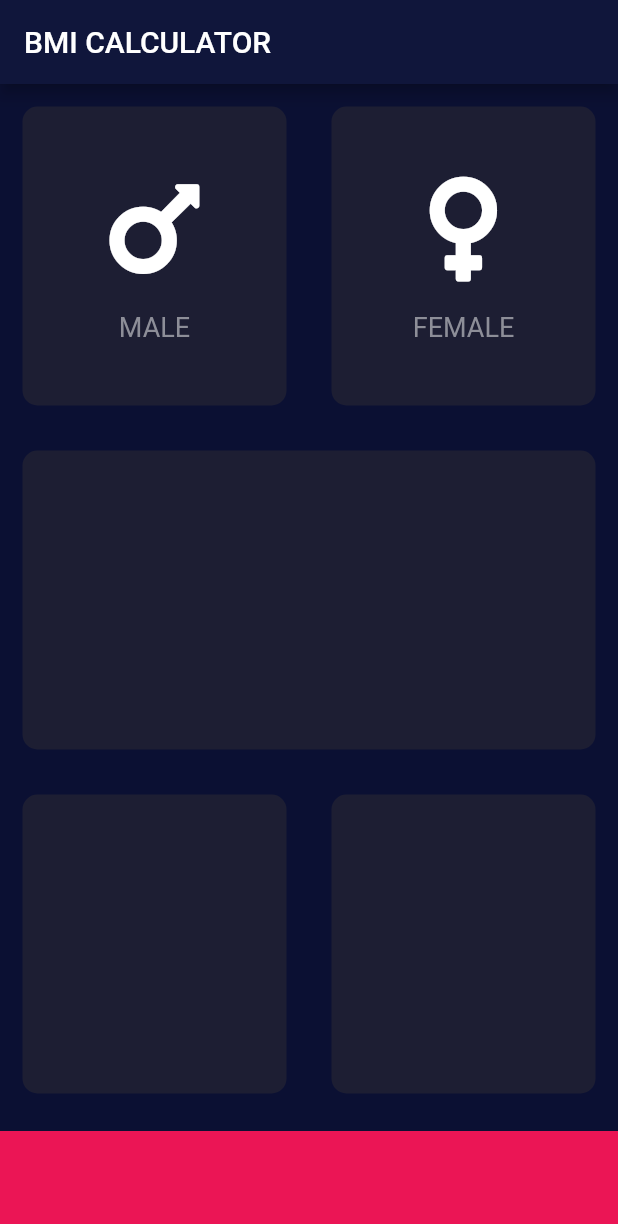
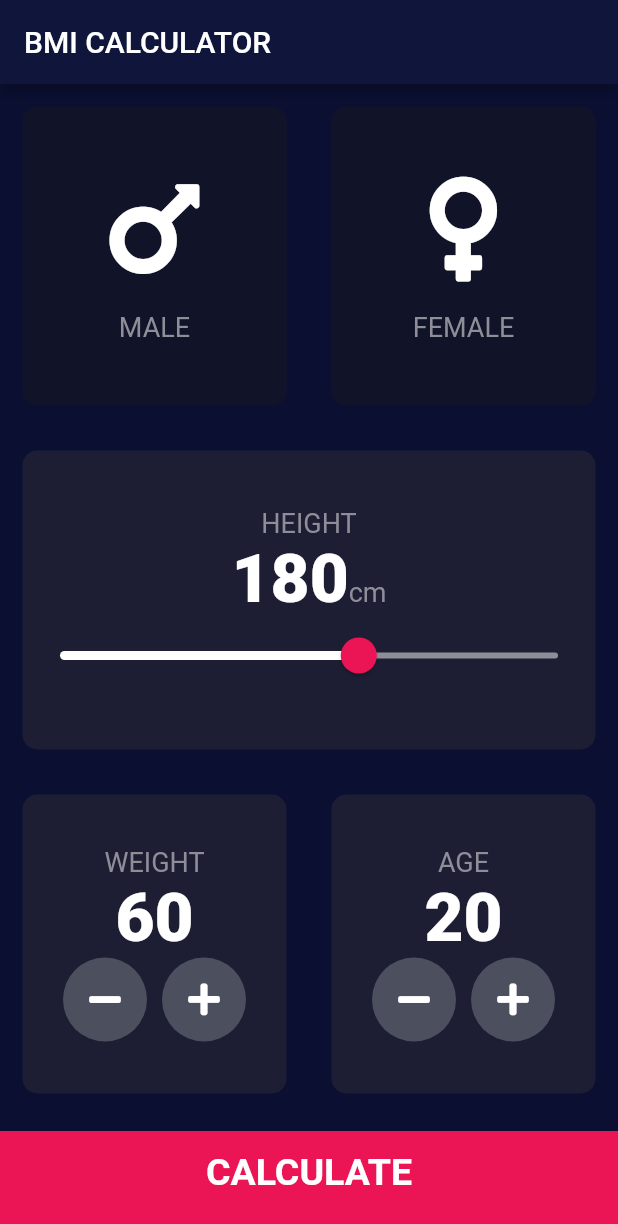
Before and after one commit to AdityaKarn/bmi-calculator-android, a Flutter app: the screen it shows after launch, on a phone screen of 412 x 824 dp. Shown: the top 1224 px of the screen. Run offline on Flutter 3.47's test engine with Material 2 defaults, Android fonts, the phone set to English and light mode, and no system bars; our stand-ins replace font_awesome_flutter.

Commit message:
proj complete

```diff
--- /dev/null
+++ b/lib/calculaor_brain.dart
@@ -0,0 +1,34 @@
+import 'dart:math';
+
+class CalculatorBrain {
+  CalculatorBrain({this.height, this.weight});
+
+  final int height;
+  final int weight;
+  double _bmi;
+
+  String calculateBMI() {
+    _bmi = weight / pow(height / 100, 2);
+    return _bmi.toStringAsFixed(1);
+  }
+
+  String getResult() {
+    if (_bmi > 25) {
+      return 'Overweight';
+    } else if (_bmi > 18.5) {
+      return 'Normal';
+    } else {
+      return 'Underweight';
+    }
+  }
+
+  String getInterpretation() {
+    if (_bmi > 25) {
+      return 'Higher than usual, you should exercise more';
+    } else if (_bmi > 18.5) {
+      return 'You have a normal body weight, good job!';
+    } else {
+      return 'Lower than normal, you should eat more';
+    }
+  }
+}
--- /dev/null
+++ b/lib/components/bottom_button.dart
@@ -0,0 +1,29 @@
+import 'package:flutter/material.dart';
+import 'package:bmi_calculator/constants.dart';
+
+class BottomButton extends StatelessWidget {
+  BottomButton({@required this.buttonTitle, @required this.onTap});
+
+  final Function onTap;
+  final String buttonTitle;
+
+  @override
+  Widget build(BuildContext context) {
+    return GestureDetector(
+      onTap: onTap,
+      child: Container(
+        child: Center(
+          child: Text(
+            buttonTitle,
+            style: kCalcButtonTextStyle,
+          ),
+        ),
+        color: kBottomContainerColor,
+        margin: EdgeInsets.only(top: 10),
+        padding: EdgeInsets.only(bottom: 15.0),
+        width: double.infinity,
+        height: kBottomContainerHeight,
+      ),
+    );
+  }
+}
--- a/lib/icon_content.dart
+++ b/lib/components/icon_content.dart
@@ -1,4 +1,5 @@
 import 'package:flutter/material.dart';
+import 'package:bmi_calculator/constants.dart';
 
 class UpperGenderWidget extends StatelessWidget {
   UpperGenderWidget({this.genderIcon, this.genderText});
@@ -19,10 +20,7 @@ class UpperGenderWidget extends StatelessWidget {
         ),
         Text(
           genderText,
-          style: TextStyle(
-            color: Color(0xFF8D8E98),
-            fontSize: 18,
-          ),
+          style: kLabelTextStyle,
         )
       ],
     );
--- /dev/null
+++ b/lib/components/reusable_card.dart
@@ -0,0 +1,24 @@
+import 'package:flutter/material.dart';
+
+class ReusableCard extends StatelessWidget {
+  ReusableCard({@required this.colour, this.cardChild, this.onPressed});
+
+  final Color colour;
+  final Widget cardChild;
+  final Function onPressed;
+
+  @override
+  Widget build(BuildContext context) {
+    return GestureDetector(
+      onTap: onPressed,
+      child: Container(
+        child: cardChild,
+        margin: EdgeInsets.all(15),
+        decoration: BoxDecoration(
+          color: colour,
+          borderRadius: BorderRadius.circular(10),
+        ),
+      ),
+    );
+  }
+}
--- /dev/null
+++ b/lib/components/round_icon.dart
@@ -0,0 +1,24 @@
+import 'package:flutter/material.dart';
+
+class RoundIconButton extends StatelessWidget {
+  RoundIconButton({@required this.icon, @required this.onPress});
+
+  final IconData icon;
+  final Function onPress;
+  @override
+  Widget build(BuildContext context) {
+    return RawMaterialButton(
+      child: Icon(icon),
+      onPressed: () {
+        onPress();
+      },
+      elevation: 0.0,
+      shape: CircleBorder(),
+      fillColor: Color(0xFF4C4F5E),
+      constraints: BoxConstraints.tightFor(
+        width: 56.0,
+        height: 56.0,
+      ),
+    );
+  }
+}
--- /dev/null
+++ b/lib/constants.dart
@@ -0,0 +1,41 @@
+import 'package:flutter/material.dart';
+
+const kBottomContainerHeight = 70.0;
+const kActiveCardColor = Color(0xFF1D1E33);
+const kInactiveCardColor = Color(0xFF111328);
+const kBottomContainerColor = Color(0xFFEB1555);
+
+const kLabelTextStyle = TextStyle(
+  color: Color(0xFF8D8E98),
+  fontSize: 18,
+);
+
+const kNumberTextStyle = TextStyle(
+  fontSize: 45.0,
+  fontWeight: FontWeight.w900,
+);
+
+const kCalcButtonTextStyle = TextStyle(
+  fontSize: 25.0,
+  fontWeight: FontWeight.bold,
+);
+
+const kResultTitleStyle = TextStyle(
+  fontSize: 50.0,
+  fontWeight: FontWeight.bold,
+);
+
+const kResultAttributeTextStyle = TextStyle(
+  fontSize: 22.0,
+  fontWeight: FontWeight.bold,
+  color: Color(0xFF24D876),
+);
+
+const kBMITextStyle = TextStyle(
+  fontWeight: FontWeight.bold,
+  fontSize: 100.0,
+);
+
+const kBodyTextStyle = TextStyle(
+  fontSize: 22,
+);
--- a/lib/input_page.dart
+++ /dev/null
@@ -1,77 +0,0 @@
-import 'package:flutter/material.dart';
-import 'package:font_awesome_flutter/font_awesome_flutter.dart';
-import 'icon_content.dart';
-import 'reusable_card.dart';
-
-const bottomContainerHeight = 70.0;
-const activeCardColor = Color(0xFF1D1E33);
-const bottomContainerColor = Color(0xFFEB1555);
-
-class InputPage extends StatefulWidget {
-  @override
-  _InputPageState createState() => _InputPageState();
-}
-
-class _InputPageState extends State<InputPage> {
-  @override
-  Widget build(BuildContext context) {
-    return Scaffold(
-      appBar: AppBar(
-        title: Text('BMI CALCULATOR'),
-      ),
-      body: Column(
-        children: <Widget>[
-          Expanded(
-            child: Row(
-              children: <Widget>[
-                Expanded(
-                  child: ReusableCard(
-                    colour: activeCardColor,
-                    cardChild: UpperGenderWidget(
-                      genderIcon: FontAwesomeIcons.mars,
-                      genderText: 'MALE',
-                    ),
-                  ),
-                ),
-                Expanded(
-                  child: ReusableCard(
-                    colour: activeCardColor,
-                    cardChild: UpperGenderWidget(
-                      genderIcon: FontAwesomeIcons.venus,
-                      genderText: 'FEMALE',
-                    ),
-                  ),
-                ),
-              ],
-            ),
-          ),
-          Expanded(
-            child: ReusableCard(colour: activeCardColor),
-          ),
-          Expanded(
-            child: Row(
-              children: <Widget>[
-                Expanded(
-                  child: ReusableCard(
-                    colour: activeCardColor,
-                  ),
-                ),
-                Expanded(
-                  child: ReusableCard(
-                    colour: activeCardColor,
-                  ),
-                ),
-              ],
-            ),
-          ),
-          Container(
-            color: bottomContainerColor,
-            margin: EdgeInsets.only(top: 10),
-            width: double.infinity,
-            height: bottomContainerHeight,
-          ),
-        ],
-      ),
-    );
-  }
-}
--- a/lib/main.dart
+++ b/lib/main.dart
@@ -1,5 +1,5 @@
 import 'package:flutter/material.dart';
-import 'input_page.dart';
+import 'package:bmi_calculator/screens/input_page.dart';
 
 void main() => runApp(BMICalculator());
 
--- a/lib/reusable_card.dart
+++ /dev/null
@@ -1,19 +0,0 @@
-import 'package:flutter/material.dart';
-
-class ReusableCard extends StatelessWidget {
-  ReusableCard({@required this.colour, this.cardChild});
-
-  final Color colour;
-  final Widget cardChild;
-  @override
-  Widget build(BuildContext context) {
-    return Container(
-      child: cardChild,
-      margin: EdgeInsets.all(15),
-      decoration: BoxDecoration(
-        color: colour,
-        borderRadius: BorderRadius.circular(10),
-      ),
-    );
-  }
-}
--- /dev/null
+++ b/lib/screens/input_page.dart
@@ -0,0 +1,235 @@
+import 'package:flutter/material.dart';
+import 'package:font_awesome_flutter/font_awesome_flutter.dart';
+import 'package:bmi_calculator/components/icon_content.dart';
+import 'package:bmi_calculator/components/reusable_card.dart';
+import 'package:bmi_calculator/constants.dart';
+import 'package:bmi_calculator/screens/results_page.dart';
+import 'package:bmi_calculator/components/bottom_button.dart';
+import 'package:bmi_calculator/components/round_icon.dart';
+import 'package:bmi_calculator/calculaor_brain.dart';
+
+enum Gender {
+  male,
+  female,
+}
+
+class InputPage extends StatefulWidget {
+  @override
+  _InputPageState createState() => _InputPageState();
+}
+
+class _InputPageState extends State<InputPage> {
+  Gender selectedGender;
+  int height = 180;
+  int weight = 60;
+  int age = 20;
+
+  @override
+  Widget build(BuildContext context) {
+    return Scaffold(
+      appBar: AppBar(
+        title: Text('BMI CALCULATOR'),
+      ),
+      body: Column(
+        crossAxisAlignment: CrossAxisAlignment.stretch,
+        children: <Widget>[
+          Expanded(
+            child: Row(
+              children: <Widget>[
+                Expanded(
+                  child: ReusableCard(
+                    onPressed: () {
+                      setState(() {
+                        selectedGender = Gender.male;
+                      });
+                    },
+                    colour: (selectedGender == Gender.male)
+                        ? kActiveCardColor
+                        : kInactiveCardColor,
+                    cardChild: UpperGenderWidget(
+                      genderIcon: FontAwesomeIcons.mars,
+                      genderText: 'MALE',
+                    ),
+                  ),
+                ),
+                Expanded(
+                  child: ReusableCard(
+                    onPressed: () {
+                      setState(() {
+                        selectedGender = Gender.female;
+                      });
+                    },
+                    colour: (selectedGender == Gender.female)
+                        ? kActiveCardColor
+                        : kInactiveCardColor,
+                    cardChild: UpperGenderWidget(
+                      genderIcon: FontAwesomeIcons.venus,
+                      genderText: 'FEMALE',
+                    ),
+                  ),
+                ),
+              ],
+            ),
+          ),
+          Expanded(
+            child: ReusableCard(
+              colour: kActiveCardColor,
+              cardChild: Column(
+                mainAxisAlignment: MainAxisAlignment.center,
+                children: <Widget>[
+                  Text(
+                    'HEIGHT',
+                    style: kLabelTextStyle,
+                  ),
+                  Row(
+                    mainAxisAlignment: MainAxisAlignment.center,
+                    crossAxisAlignment: CrossAxisAlignment.baseline,
+                    textBaseline: TextBaseline.alphabetic,
+                    children: <Widget>[
+                      Text(
+                        height.toString(),
+                        style: kNumberTextStyle,
+                      ),
+                      Text(
+                        'cm',
+                        style: kLabelTextStyle,
+                      ),
+                    ],
+                  ),
+                  SliderTheme(
+                    data: SliderTheme.of(context).copyWith(
+                      inactiveTrackColor: Color(0xFF8D8E98),
+                      activeTrackColor: Colors.white,
+                      thumbColor: Color(0xFFEB1555),
+                      overlayColor: Color(0x29EB1555),
+                      thumbShape:
+                          RoundSliderThumbShape(enabledThumbRadius: 12.0),
+                      overlayShape:
+                          RoundSliderOverlayShape(overlayRadius: 25.0),
+                    ),
+                    child: Slider(
+                      value: height.toDouble(),
+                      min: 120.0,
+                      max: 220.0,
+                      onChanged: (double newValue) {
+                        setState(() {
+                          height = newValue.round();
+                        });
+                      },
+                    ),
+                  )
+                ],
+              ),
+            ),
+          ),
+          Expanded(
+            child: Row(
+              children: <Widget>[
+                Expanded(
+                  child: ReusableCard(
+                    colour: kActiveCardColor,
+                    cardChild: Column(
+                      mainAxisAlignment: MainAxisAlignment.center,
+                      children: <Widget>[
+                        Text(
+                          'WEIGHT',
+                          style: kLabelTextStyle,
+                        ),
+                        Text(
+                          weight.toString(),
+                          style: kNumberTextStyle,
+                        ),
+                        Row(
+                          mainAxisAlignment: MainAxisAlignment.center,
+                          children: <Widget>[
+                            RoundIconButton(
+                              icon: FontAwesomeIcons.minus,
+                              onPress: () {
+                                setState(() {
+                                  weight--;
+                                });
+                              },
+                            ),
+                            SizedBox(
+                              width: 10.0,
+                            ),
+                            RoundIconButton(
+                              icon: FontAwesomeIcons.plus,
+                              onPress: () {
+                                setState(() {
+                                  weight++;
+                                });
+                              },
+                            ),
+                          ],
+                        )
+                      ],
+                    ),
+                  ),
+                ),
+                Expanded(
+                  child: ReusableCard(
+                    cardChild: Column(
+                      mainAxisAlignment: MainAxisAlignment.center,
+                      children: <Widget>[
+                        Text(
+                          'AGE',
+                          style: kLabelTextStyle,
+                        ),
+                        Text(
+                          age.toString(),
+                          style: kNumberTextStyle,
+                        ),
+                        Row(
+                          mainAxisAlignment: MainAxisAlignment.center,
+                          children: <Widget>[
+                            RoundIconButton(
+                              icon: FontAwesomeIcons.minus,
+                              onPress: () {
+                                setState(() {
+                                  age--;
+                                });
+                              },
+                            ),
+                            SizedBox(
+                              width: 10.0,
+                            ),
+                            RoundIconButton(
+                              icon: FontAwesomeIcons.plus,
+                              onPress: () {
+                                setState(() {
+                                  age++;
+                                });
+                              },
+                            ),
+                          ],
+                        )
+                      ],
+                    ),
+                    colour: kActiveCardColor,
+                  ),
+                ),
+              ],
+            ),
+          ),
+          BottomButton(
+            buttonTitle: 'CALCULATE',
+            onTap: () {
+              CalculatorBrain calc =
+                  CalculatorBrain(height: height, weight: weight);
+
+              Navigator.push(
+                  context,
+                  MaterialPageRoute(
+                      builder: (context) => ResultsPage(
+                            bmi: calc.calculateBMI(),
+                            bmiText: calc.getResult(),
+                            bmiInterpret: calc.getInterpretation(),
+                          )));
+            },
+          ),
+        ],
+      ),
+    );
+  }
+}
```
Also changed, not shown: lib/screens/results_page.dart (added, +70 -0 lines).
